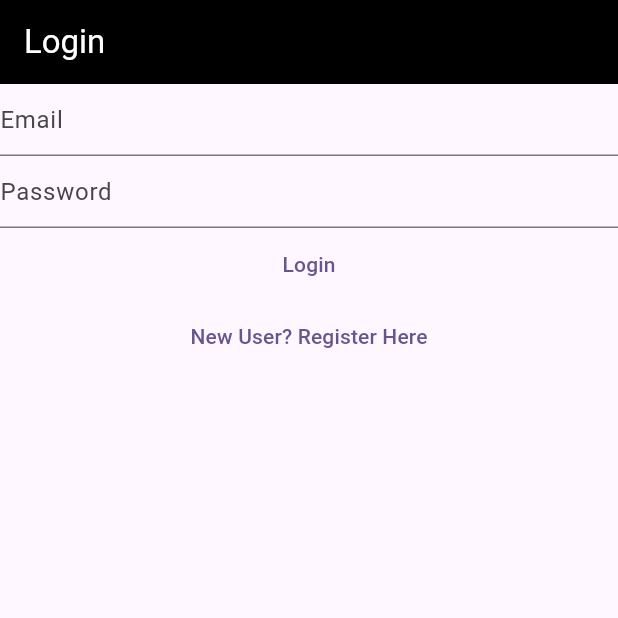
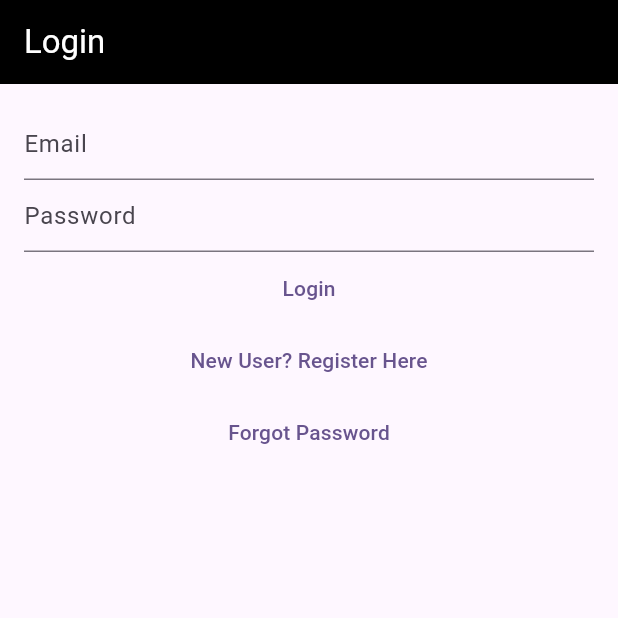
Before and after one commit to MuhaAllAmeen/Notes-app-flutter, a Flutter app: the screen it shows after launch, on a phone screen of 412 x 824 dp, the top half of it. Run offline on Flutter 3.47's test engine with Material 3 defaults, Android fonts, the phone set to English and light mode, and no system bars; our stand-ins replace bloc, cloud_firestore, equatable, firebase_auth, firebase_core, flutter_bloc and 1 more; accounts and stored records are empty.

Commit message:
fixed login problem and infinite loading

```diff
--- a/lib/helpers/loading/loading_screen.dart
+++ b/lib/helpers/loading/loading_screen.dart
@@ -54,7 +54,7 @@ class LoadingScreen{
         ),
       );
     },);
-    state?.insert(overlay);
+    state.insert(overlay);
     return LoadingScreenController(close:() {
       _text.close();
       overlay.remove();
@@ -66,7 +66,7 @@ class LoadingScreen{
   }
 
   void hide(){
-    controller?.close;
+    controller?.close();
     controller = null;
   }
 
--- a/lib/services/auth/auth_provider.dart
+++ b/lib/services/auth/auth_provider.dart
@@ -8,4 +8,5 @@ abstract class AuthProvider{
   Future<void> verifyEmail();
   Future<void> logout();
   Future<void> initialize();
+  Future<void> sendPasswordReset({required String toEmail});
 }
--- a/lib/services/auth/auth_service.dart
+++ b/lib/services/auth/auth_service.dart
@@ -37,4 +37,7 @@ class AuthService implements AuthProvider{
     return provider.initialize();
   }
 
+  @override
+  Future<void> sendPasswordReset({required String toEmail})=> provider.sendPasswordReset(toEmail: toEmail);
+
 }
--- a/lib/services/auth/bloc/auth_event.dart
+++ b/lib/services/auth/bloc/auth_event.dart
@@ -33,3 +33,9 @@ class AuthEventRegister extends AuthEvent{
 class AuthEventShouldRegister extends AuthEvent{
   const AuthEventShouldRegister();
 }
+
+class AuthEventForgotPassword extends AuthEvent{
+  final String? email;
+
+  const AuthEventForgotPassword(this.email);
+}
--- a/lib/services/auth/bloc/auth_state.dart
+++ b/lib/services/auth/bloc/auth_state.dart
@@ -37,3 +37,10 @@ class AuthStateRegistering extends AuthState{
   final Exception? exception;
   const AuthStateRegistering({required this.exception,required bool isLoading}):super(isLoading: isLoading);
 }
+
+class AuthStateForgotPassword extends AuthState{
+  final Exception? exception;
+  final bool hasSentEmail;
+
+  const AuthStateForgotPassword({required bool isLoading, required this.exception, required this.hasSentEmail}):super(isLoading: isLoading);
+}
--- /dev/null
+++ b/lib/utils/dialogs/password_reset_email_sent_dialog.dart
@@ -0,0 +1,6 @@
+import 'package:flutter/material.dart';
+import 'package:mynotes/utils/dialogs/generic_dialog.dart';
+
+Future<void> showPasswordResetDialog(BuildContext context){
+  return showGenericDialog<void>(context: context, title: "Reset Password", content: "An Email has been sent to reset your password", optionBuilder:() => {'OK':null});
+}
--- a/lib/views/home_view.dart
+++ b/lib/views/home_view.dart
@@ -4,6 +4,7 @@ import 'package:mynotes/helpers/loading/loading_screen.dart';
 import 'package:mynotes/services/auth/bloc/auth_bloc.dart';
 import 'package:mynotes/services/auth/bloc/auth_event.dart';
 import 'package:mynotes/services/auth/bloc/auth_state.dart';
+import 'package:mynotes/views/forgot_password_view.dart';
 import 'package:mynotes/views/login_view.dart';
 import 'package:mynotes/views/notes/notes_view.dart';
 import 'package:mynotes/views/register_view.dart';
@@ -32,6 +33,8 @@ class HomeView extends StatelessWidget {
         return const LoginView();
       } else if(state is AuthStateRegistering){
         return const RegisterView();
+      } else if(state is AuthStateForgotPassword){
+        return const ForgotPasswordView();
       }else{
         return const Scaffold( body: CircularProgressIndicator(),);
       }
--- a/lib/views/login_view.dart
+++ b/lib/views/login_view.dart
@@ -55,7 +55,9 @@ class _LoginViewState extends State<LoginView> {
           backgroundColor: Colors.black,
           foregroundColor: Colors.white,
         ),
-        body: Column(
+        body: Padding(
+          padding: const EdgeInsets.all(16.0),
+          child: Column(
             children: [
               TextField(
                 controller: _email,
@@ -89,8 +91,14 @@ class _LoginViewState extends State<LoginView> {
                   onPressed: () {
                     context.read<AuthBloc>().add(const AuthEventShouldRegister());
                   },
-                child: const Text("New User? Register Here"))
+                  child: const Text("New User? Register Here")),
+              TextButton(
+                  onPressed: () {
+                    context.read<AuthBloc>().add(const AuthEventForgotPassword(null));
+                  },
+                  child: const Text("Forgot Password"))
             ],
+          ),
         ),
       ),
     );
```
Also changed, not shown: lib/services/auth/bloc/auth_bloc.dart (+27 -1 lines), lib/services/auth/firebase_auth_provider.dart (+19 -1 lines), lib/views/forgot_password_view.dart (added, +75 -0 lines), lib/views/register_view.dart (+13 -3 lines), 1 other file. Lines whose indentation alone changed are shown as unchanged.
